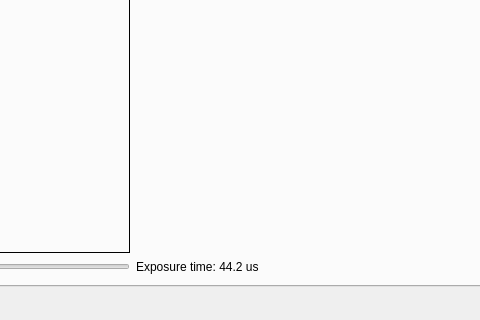
Above: mainwindow.ui from mvxe/MLA-CS before the change; both pictures show x 101 to 581 and y 264 to 584 of the 676 by 584 pixel window. Below: the same form after it.
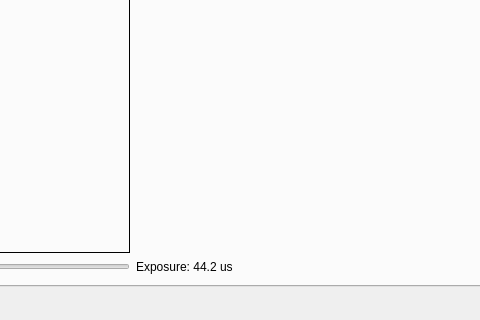
That is the form after the change. The open tabs and pages were chosen to show the change. Icons and pictures are not drawn. Custom widgets are drawn as their Qt base class.

```diff
--- a/mainwindow.ui
+++ b/mainwindow.ui
@@ -403,8 +403,14 @@
         </item>
         <item row="1" column="2">
          <widget class="QLabel" name="lab_expo">
+          <property name="minimumSize">
+           <size>
+            <width>200</width>
+            <height>0</height>
+           </size>
+          </property>
           <property name="text">
-           <string>Exposure time: 44.2 us</string>
+           <string>Exposure: 44.2 us</string>
           </property>
          </widget>
         </item>
```
Left out of the diff: 12 changed lines with no effect on the pictures.
